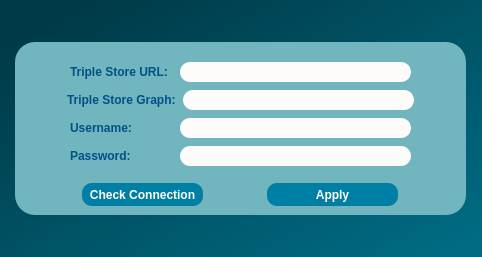
sparqlunicorn/sparqlunicornGoesGIS, file dialogs/ui/uploadrdfdialog.ui: the form before one commit.
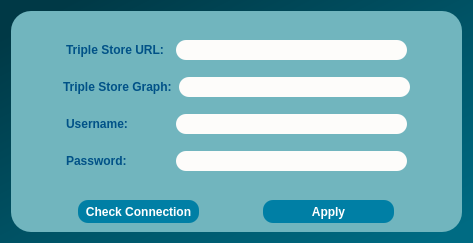
The form after the commit.

Diff of the .ui file:
```diff
--- a/dialogs/ui/uploadrdfdialog.ui
+++ b/dialogs/ui/uploadrdfdialog.ui
@@ -6,8 +6,8 @@
    <rect>
     <x>0</x>
     <y>0</y>
-    <width>482</width>
-    <height>257</height>
+    <width>469</width>
+    <height>243</height>
    </rect>
   </property>
   <property name="windowTitle">
@@ -27,12 +27,6 @@
        <height>173</height>
       </size>
      </property>
-     <property name="maximumSize">
-      <size>
-       <width>451</width>
-       <height>173</height>
-      </size>
-     </property>
      <property name="styleSheet">
       <string notr="true">QObject#frame{
 	background-color:qlineargradient(spread:pad, x1:0, y1:0, x2:1, y2:1, stop:0.0113636 rgba(113, 181, 190, 255));
```
